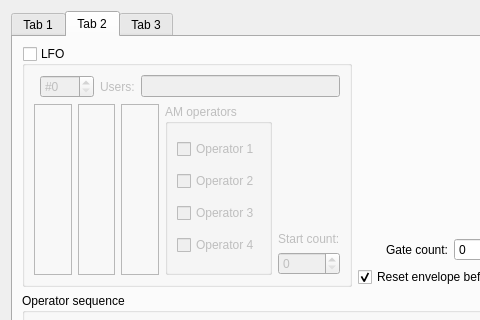
Before: the Qt Designer form BambooTracker/gui/instrument_editor/instrument_editor_fm_form.ui in BambooTracker/BambooTracker, drawn with Qt 5; both pictures show x 0 to 480 and y 0 to 320 of the 565 by 676 pixel window.
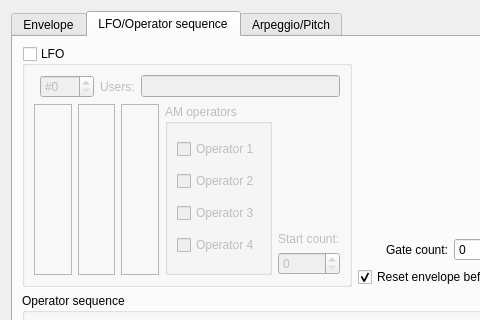
After: the same form once the commit is applied. The open tabs and pages were chosen to show the change. Custom widgets are drawn as their Qt base class.

Commit message: Fix name of tabs in instrument editor

The edit to the form file:
```diff
--- a/BambooTracker/gui/instrument_editor/instrument_editor_fm_form.ui
+++ b/BambooTracker/gui/instrument_editor/instrument_editor_fm_form.ui
@@ -24,7 +24,7 @@
      </property>
      <widget class="QWidget" name="tab_1">
       <attribute name="title">
-       <string>Tab 1</string>
+       <string>Envelope</string>
       </attribute>
       <layout class="QVBoxLayout" name="verticalLayout" stretch="0">
        <item>
@@ -142,7 +142,7 @@
      </widget>
      <widget class="QWidget" name="tab_2">
       <attribute name="title">
-       <string>Tab 2</string>
+       <string>LFO/Operator sequence</string>
       </attribute>
       <layout class="QGridLayout" name="gridLayout_3" rowstretch="4,6,0" columnstretch="0,0,0">
        <item row="0" column="0">
@@ -419,7 +419,7 @@
      </widget>
      <widget class="QWidget" name="tab_3">
       <attribute name="title">
-       <string>Tab 3</string>
+       <string>Arpeggio/Pitch</string>
       </attribute>
       <layout class="QGridLayout" name="gridLayout_5" rowstretch="5,5">
        <item row="0" column="0">
```
Left out of the diff: 2 changed lines with no effect on the pictures. The commit also changes 1 other file.
